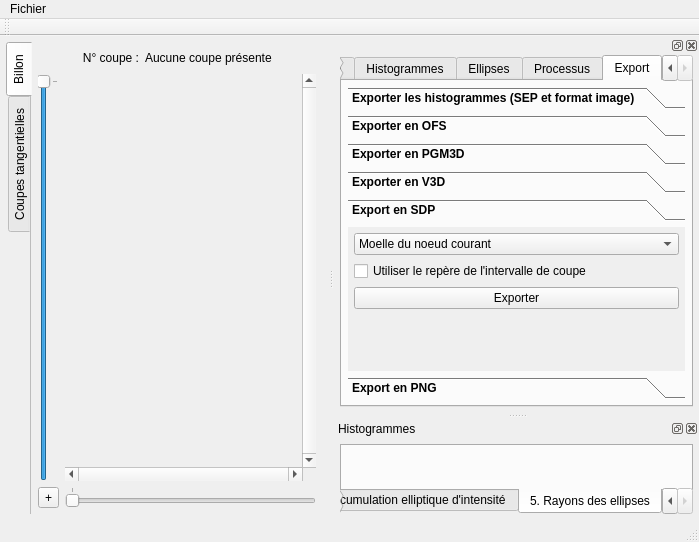
The window that ui/mainwindow.ui (akrah/TKDetection) describes before a commit, drawn with Qt 5.
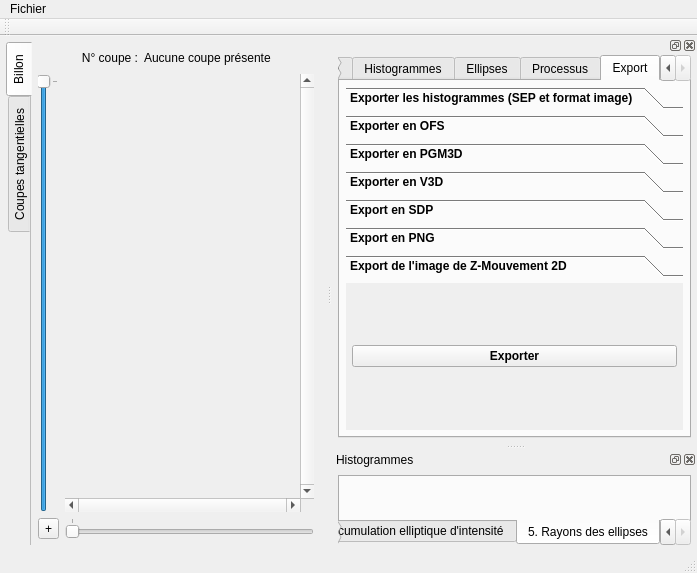
The same window after the commit. Custom widgets are drawn as their Qt base class.

Commit message: Add 2 zMotion accumulation image export

```diff
--- a/ui/mainwindow.ui
+++ b/ui/mainwindow.ui
@@ -6,8 +6,8 @@
    <rect>
     <x>0</x>
     <y>0</y>
-    <width>699</width>
-    <height>542</height>
+    <width>697</width>
+    <height>573</height>
    </rect>
   </property>
   <property name="windowTitle">
@@ -286,7 +286,7 @@
     <rect>
      <x>0</x>
      <y>0</y>
-     <width>699</width>
+     <width>697</width>
      <height>25</height>
     </rect>
    </property>
@@ -2186,7 +2186,7 @@
             </font>
            </property>
            <property name="currentIndex">
-            <number>4</number>
+            <number>6</number>
            </property>
            <widget class="QWidget" name="page">
             <property name="geometry">
@@ -2883,6 +2883,20 @@
              </item>
             </layout>
            </widget>
+           <widget class="QWidget" name="page_14">
+            <attribute name="label">
+             <string>Export de l'image de Z-Mouvement 2D</string>
+            </attribute>
+            <layout class="QVBoxLayout" name="verticalLayout_18">
+             <item>
+              <widget class="QPushButton" name="_buttonExport2DZMotion">
+               <property name="text">
+                <string>Exporter</string>
+               </property>
+              </widget>
+             </item>
+            </layout>
+           </widget>
           </widget>
          </item>
         </layout>
```
Left out of the diff: 10 changed lines with no effect on the pictures. The commit also changes 3 other files.
